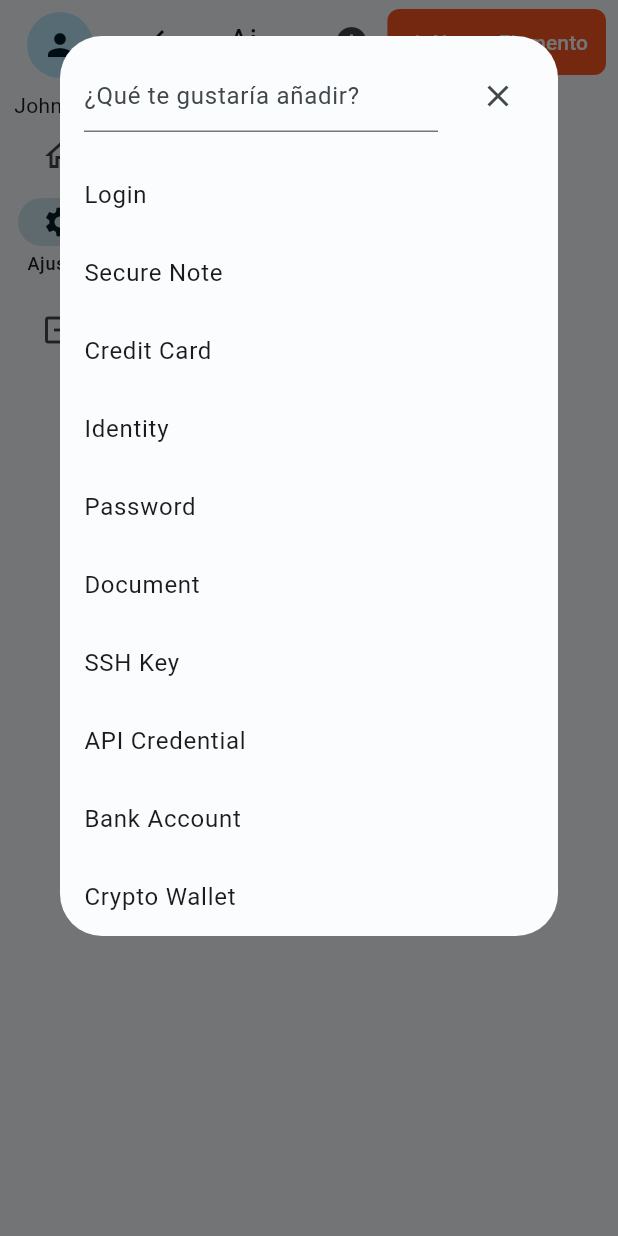
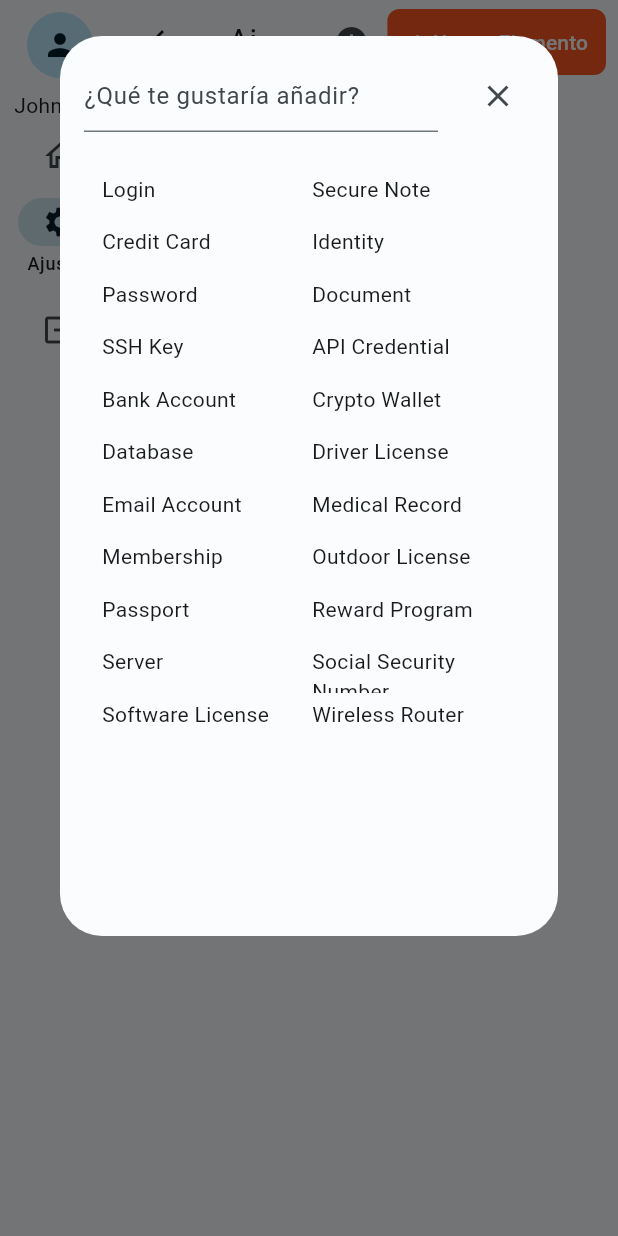
Before and after one commit to hryacosta/password, a Flutter app: the DesktopPage screen opened directly, after a tap on "Ajustes", after a tap on "Nuevo Elemento", on a phone screen of 412 x 824 dp. Run offline on Flutter 3.47's test engine with Material 3 defaults, Android fonts, the phone set to English and light mode, and no system bars; our stand-ins replace connectivity_plus, dio, equatable, firebase_analytics, firebase_core, firebase_crashlytics and 7 more; missing offline and left inert: fzregex; accounts and stored records are empty; generated files the repository leaves out were written again; Roboto replaces fonts that are missing (Magra).

Commit message:
core: updates

```diff
--- a/lib/presentation/providers/home_provider.dart
+++ b/lib/presentation/providers/home_provider.dart
@@ -12,14 +12,10 @@ class HomeProvider with ChangeNotifier {
   Future<List<SpaceEntity>> getSpaces() async {
     final result = await sl<GetSpaces>()();
 
-    if (result.isRight()) {
-      final spacesList = result.getRight().getOrElse(() => []);
+    final spacesList = result.getRight().getOrElse(() => []);
 
-      spaces.addAll(spacesList);
+    spaces.addAll(spacesList);
 
-      return spacesList;
-    }
-
-    return [];
+    return spacesList;
   }
 }
--- a/lib/presentation/views/home/dialog_new_element.dart
+++ b/lib/presentation/views/home/dialog_new_element.dart
@@ -1,5 +1,6 @@
 import 'package:flutter/material.dart';
 import 'package:password/core/utils/app_localization.dart';
+import 'package:password/presentation/views/home/option_icon.dart';
 
 class DialogNewElement extends StatefulWidget {
   const DialogNewElement({super.key});
@@ -68,14 +69,23 @@ class _DialogNewElementState extends State<DialogNewElement> {
               ],
             ),
             Expanded(
-              child: ListView.builder(
-                itemCount: _elements.length,
-                itemBuilder: (context, index) {
-                  return ListTile(
-                    title: Text(_elements[index]),
-                    onTap: onTap,
-                  );
-                },
+              child: Padding(
+                padding: const EdgeInsets.only(
+                  left: 24,
+                  bottom: 24,
+                  right: 24,
+                  top: 8,
+                ),
+                child: GridView.count(
+                  crossAxisCount: 2,
+                  padding: const EdgeInsets.all(2),
+                  childAspectRatio: 4,
+                  children: _elements
+                      .map<Widget>(
+                        (String element) => OptionIcon(title: element),
+                      )
+                      .toList(),
+                ),
               ),
             ),
           ],
@@ -89,38 +99,38 @@ class _DialogNewElementState extends State<DialogNewElement> {
   }
 
   void onTap() {
-    final localization = AppLocalization.of(context);
+    // final localization = AppLocalization.of(context);
     pop();
-    showDialog<void>(
-      context: context,
-      barrierDismissible: false,
-      builder: (BuildContext context) {
-        return Dialog(
-          child: SizedBox(
-            width: 600,
-            height: 600,
-            child: Scaffold(
-              appBar: AppBar(
-                title: const Text('New Element'),
-                leading: IconButton(
-                  icon: const Icon(Icons.arrow_back),
-                  onPressed: addNewElement,
-                ),
-                actions: [
-                  IconButton(
-                    icon: const Icon(Icons.close),
-                    onPressed: pop,
-                  ),
-                ],
-              ),
-              body: Center(
-                child: Text(localization.newElement),
-              ),
-            ),
-          ),
-        );
-      },
-    );
+    // showDialog<void>(
+    //   context: context,
+    //   barrierDismissible: false,
+    //   builder: (BuildContext context) {
+    //     return Dialog(
+    //       child: SizedBox(
+    //         width: 600,
+    //         height: 600,
+    //         child: Scaffold(
+    //           appBar: AppBar(
+    //             title: const Text('New Element'),
+    //             leading: IconButton(
+    //               icon: const Icon(Icons.arrow_back),
+    //               onPressed: addNewElement,
+    //             ),
+    //             actions: [
+    //               IconButton(
+    //                 icon: const Icon(Icons.close),
+    //                 onPressed: pop,
+    //               ),
+    //             ],
+    //           ),
+    //           body: Center(
+    //             child: Text(localization.newElement),
+    //           ),
+    //         ),
+    //       ),
+    //     );
+    //   },
+    // );
   }
 
   void addNewElement() {
--- a/lib/presentation/views/home/home_page.dart
+++ b/lib/presentation/views/home/home_page.dart
@@ -1,9 +1,7 @@
 import 'package:flutter/material.dart';
-import 'package:password/core/utils/app_localization.dart';
-import 'package:password/domain/entities/space_entity.dart';
+import 'package:password/presentation/components/input/input_field.dart';
 import 'package:password/presentation/providers/home_provider.dart';
 import 'package:password/presentation/route/app_route.dart';
-import 'package:provider/provider.dart';
 
 class HomePage extends StatefulWidget {
   const HomePage({super.key});
@@ -14,49 +12,28 @@ class HomePage extends StatefulWidget {
 
 class _HomePageState extends State<HomePage> {
   late HomeProvider _controller;
-  late Future<List<SpaceEntity>> _getSpaces;
 
   @override
   void initState() {
     _controller = HomeProvider();
-    _getSpaces = _controller.getSpaces();
     super.initState();
   }
 
   @override
   Widget build(BuildContext context) {
-    final localization = AppLocalization.of(context);
-    return ChangeNotifierProvider(
-      create: (_) => _controller,
-      builder: (context, child) => FutureBuilder<List<SpaceEntity>>(
-        future: _getSpaces,
-        builder: (context, snapshot) {
-          if (snapshot.connectionState
-              case ConnectionState.done || ConnectionState.active) {
-            if (snapshot.hasData && snapshot.data!.isNotEmpty) {
-              final spaces = snapshot.data!;
-              return ListView.builder(
-                itemCount: spaces.length,
-                itemBuilder: (context, index) {
-                  return ListTile(
-                    title: Text(
-                      spaces[index].location,
-                    ),
-                    onTap: () {},
-                  );
-                },
-              );
-            }
-
-            return Center(
-              child: Text(localization.noDataAvailable),
-            );
-          }
-
-          return const Center(
-            child: CircularProgressIndicator(),
-          );
-        },
+    return Container(
+      margin: const EdgeInsets.all(24),
+      child: Column(
+        children: [
+          InputField(
+            onChange: (String value) {},
+            labelText: 'username',
+          ),
+          InputField(
+            onChange: (String value) {},
+            labelText: 'password',
+          ),
+        ],
       ),
     );
   }
--- /dev/null
+++ b/lib/presentation/views/home/option_icon.dart
@@ -0,0 +1,15 @@
+import 'package:flutter/widgets.dart';
+
+class OptionIcon extends StatelessWidget {
+  const OptionIcon({required this.title, super.key});
+
+  final String title;
+
+  @override
+  Widget build(BuildContext context) {
+    return Container(
+      margin: const EdgeInsets.all(2),
+      child: Text(title),
+    );
+  }
+}
```
Also changed, not shown: lib/data/models/password_model.dart (added, +8 -0 lines).
